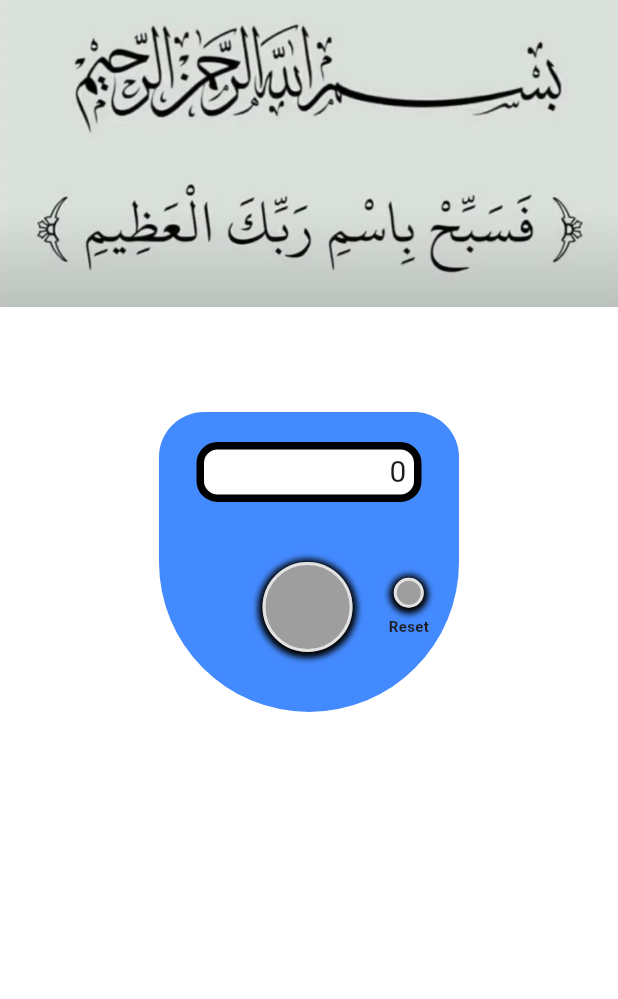
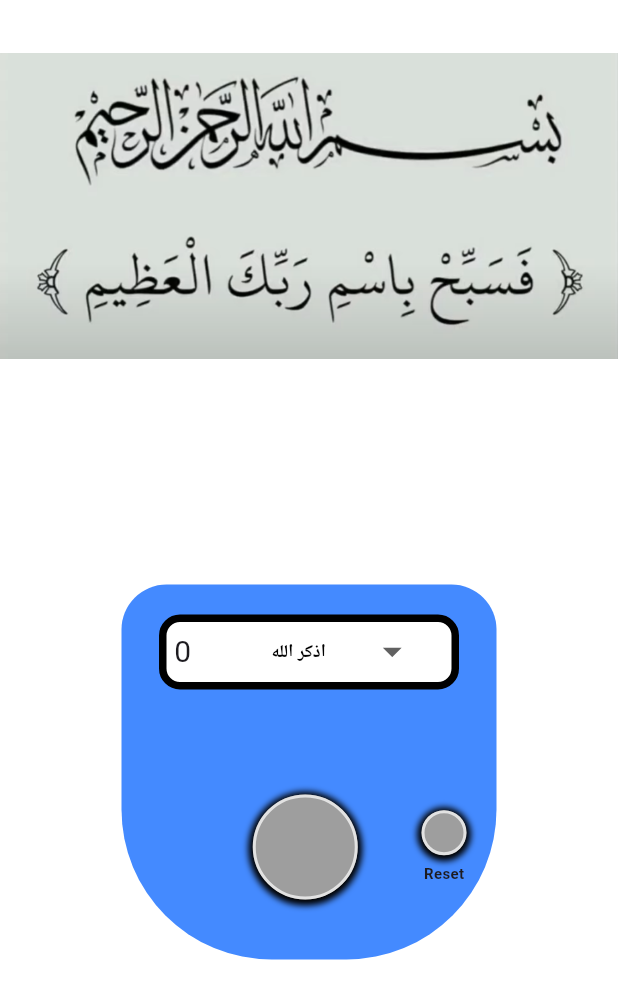
Before and after one commit to AhmedAyman951753/khatem_tasbeeh, a Flutter app: the screen it shows after launch, on a phone screen of 412 x 824 dp. Shown: the top 999 px of the screen. Run offline on Flutter 3.47's test engine with Material 3 defaults, Android fonts, the phone set to English and light mode, and no system bars; our stand-ins replace flutter_svg.

Commit message:
Azkar commits

```diff
--- a/lib/Home_Page.dart
+++ b/lib/Home_Page.dart
@@ -1,6 +1,8 @@
 import 'package:flutter/material.dart';
+import 'package:flutter_svg/svg.dart';
 import 'package:khatem_tasbeeh/Categories/AppColors.dart';
 import 'package:khatem_tasbeeh/Categories/AppImages.dart';
+import 'package:khatem_tasbeeh/Categories/AppIcons.dart';
 
 class HomePage extends StatefulWidget {
   const HomePage({super.key});
@@ -11,19 +13,20 @@
 
 class _HomePageState extends State<HomePage> {
   int counter = 0;
-
+  String? selectedValue;
   @override
   Widget build(BuildContext context) {
     return Scaffold(
       backgroundColor: Colors.white70,
       body: Column(
         children: [
+          SizedBox(height: 35),
           Image.asset(AppImages.tasbeeh),
-          SizedBox(height: 70),
+          SizedBox(height: 150),
           Container(
             padding: EdgeInsets.all(20),
-            width: 200,
-            height: 200,
+            width: 250,
+            height: 250,
             decoration: BoxDecoration(
               color: Colors.blueAccent,
               borderRadius: BorderRadius.only(bottomLeft: Radius.circular(100), bottomRight: Radius.circular(100), topLeft: Radius.circular(30), topRight: Radius.circular(30)),
@@ -32,22 +35,48 @@
             child: Column(
               children: [
                 Container(
-                  padding: EdgeInsets.only(right: 5),
-                  width: 150,
-                  height: 40,
+                  padding: EdgeInsets.only(left: 5),
+                  width: 200,
+                  height: 50,
                   decoration: BoxDecoration(
                     color: Colors.white,
                     borderRadius: BorderRadius.circular(14),
                     border: Border.all(color: AppColors.black, width: 5)
                   ),
                   child: Row(
-                    mainAxisAlignment: MainAxisAlignment.end,
+                    mainAxisAlignment: MainAxisAlignment.start,
                     children: [
-                      Text(counter.toString(), style: TextStyle(fontSize: 20))
+                      Expanded(child: Text(counter.toString(), style: TextStyle(fontSize: 20))),
+                      SizedBox(width: 100,
+                        child: DropdownButton
+                          (
+                            underline: Container(),
+                            iconSize: 30,
+                            value: selectedValue,
+
+                            hint: Text("اذكر الله", style: TextStyle(color: Colors.black, fontSize: 12, fontWeight: FontWeight.bold),),
+                            items:
+                            [
+                              DropdownMenuItem(value: 'سبحان الله', child: Text("سبحان الله", style: TextStyle(color: Colors.black, fontSize: 12, fontWeight: FontWeight.bold))),
+                              DropdownMenuItem(value: 'الحمد لله', child: Text("الحمد لله", style: TextStyle(color: Colors.black, fontSize: 12, fontWeight: FontWeight.bold))),
+                              DropdownMenuItem(value: 'لا إله إلا الله', child: Text("لا إله إلا الله", style: TextStyle(color: Colors.black, fontSize: 12, fontWeight: FontWeight.bold))),
+                              DropdownMenuItem(value: 'الله أكبر', child: Text("الله أكبر", style: TextStyle(color: Colors.black, fontSize: 12, fontWeight: FontWeight.bold))),
+                              DropdownMenuItem(value: 'صلى على النبى', child: Text("صلى على النبى", style: TextStyle(color: Colors.black, fontSize: 12, fontWeight: FontWeight.bold))),
+                            ],
+                            onChanged: (String? newValue) {
+                              setState(() {
+                                selectedValue = newValue; // Update the selected value
+                              });
+                            },
+                            icon: Icon(Icons.arrow_drop_down),
+                                              ),
+                      ),
+                      SizedBox(width: 20),
+
                     ],
                   ),
                 ),
-                SizedBox(height: 40),
+                SizedBox(height: 70),
                 Row(
                   mainAxisAlignment: MainAxisAlignment.center,
                   children: [
@@ -55,8 +84,8 @@
                     Expanded(
                       child: InkWell(
                         child: Container(
-                          width: 60,
-                          height: 60,
+                          width: 70,
+                          height: 70,
                           decoration: BoxDecoration(
                             color: Colors.grey,
                             shape: BoxShape.circle,
@@ -75,8 +104,8 @@
                       children: [
                         InkWell(
                           child: Container(
-                            width: 20,
-                            height: 20,
+                            width: 30,
+                            height: 30,
                             decoration: BoxDecoration(
                                 color: Colors.grey,
                                 shape: BoxShape.circle,
```
